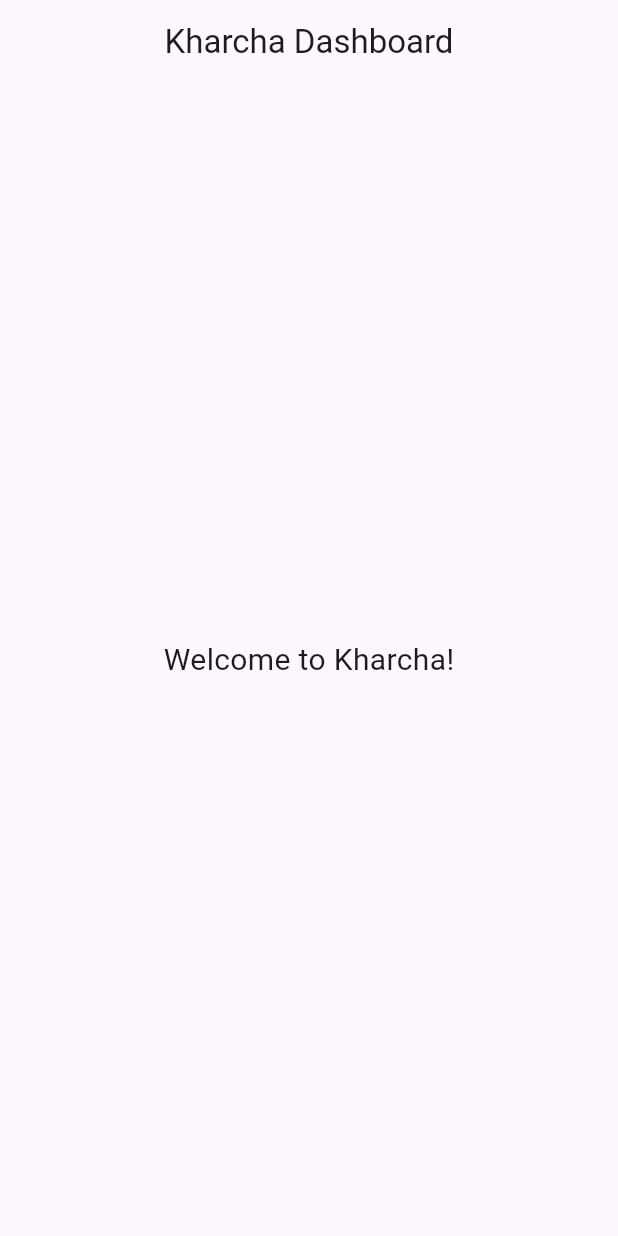
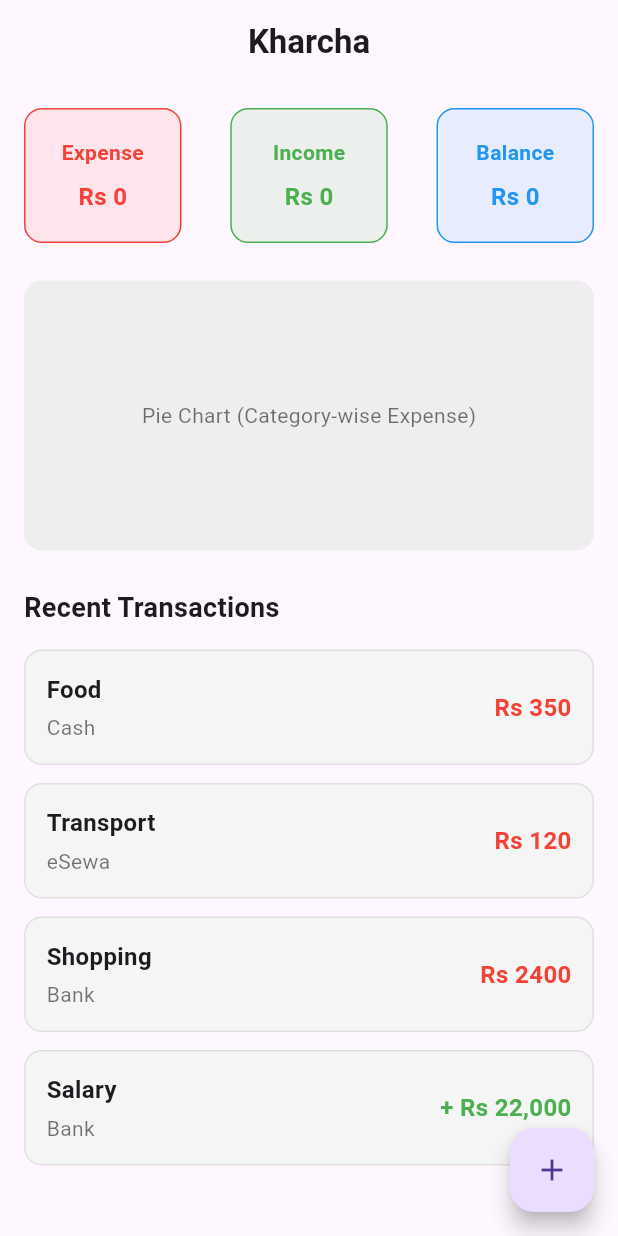
Before and after one commit to suwam/Kharcha, a Flutter app: the screen it shows after launch, on a phone screen of 412 x 824 dp. Run offline on Flutter 3.47's test engine with Material 3 defaults, Android fonts, the phone set to English and light mode, and no system bars.

Commit message:
change in dashboard and transaction

```diff
--- a/lib/views/dashboard/dashboard_page.dart
+++ b/lib/views/dashboard/dashboard_page.dart
@@ -1,4 +1,7 @@
 import 'package:flutter/material.dart';
+
+// CORRECT IMPORT (go up 2 folders → into transactions/)
+import '../transactions/add_transaction.dart';
 
 class DashboardPage extends StatelessWidget {
   const DashboardPage({super.key});
@@ -7,15 +10,145 @@ class DashboardPage extends StatelessWidget {
   Widget build(BuildContext context) {
     return Scaffold(
       appBar: AppBar(
-        title: const Text("Kharcha Dashboard"),
+        title: const Text(
+          "Kharcha",
+          style: TextStyle(fontWeight: FontWeight.bold),
+        ),
         centerTitle: true,
       ),
 
-      body: const Center(
-        child: Text(
-          "Welcome to Kharcha!",
-          style: TextStyle(fontSize: 20),
+      // Main Body
+      body: SingleChildScrollView(
+        padding: const EdgeInsets.all(16),
+        child: Column(
+          crossAxisAlignment: CrossAxisAlignment.start,
+          children: [
+
+            // SUMMARY CARDS
+            Row(
+              mainAxisAlignment: MainAxisAlignment.spaceBetween,
+              children: [
+                _buildSummaryCard("Expense", "Rs 0", Colors.red),
+                _buildSummaryCard("Income", "Rs 0", Colors.green),
+                _buildSummaryCard("Balance", "Rs 0", Colors.blue),
+              ],
+            ),
+
+            const SizedBox(height: 25),
+
+            // PIE CHART PLACEHOLDER
+            Container(
+              height: 180,
+              width: double.infinity,
+              decoration: BoxDecoration(
+                color: Colors.grey.shade200,
+                borderRadius: BorderRadius.circular(12),
+              ),
+              child: const Center(
+                child: Text(
+                  "Pie Chart (Category-wise Expense)",
+                  style: TextStyle(fontSize: 14, color: Colors.black54),
+                ),
+              ),
+            ),
+
+            const SizedBox(height: 25),
+
+            const Text(
+              "Recent Transactions",
+              style: TextStyle(fontSize: 18, fontWeight: FontWeight.bold),
+            ),
+
+            const SizedBox(height: 15),
+
+            // RECENT TRANSACTION (STATIC FOR NOW)
+            _buildTransactionTile("Food", "Rs 350", "Cash"),
+            _buildTransactionTile("Transport", "Rs 120", "eSewa"),
+            _buildTransactionTile("Shopping", "Rs 2400", "Bank"),
+            _buildTransactionTile("Salary", "+ Rs 22,000", "Bank"),
+
+            const SizedBox(height: 80),
+          ],
         ),
+      ),
+
+      // Floating Add Button
+      floatingActionButton: FloatingActionButton(
+        onPressed: () {
+          Navigator.push(
+            context,
+            MaterialPageRoute(builder: (context) => const AddTransactionPage()),
+          );
+        },
+        child: const Icon(Icons.add),
+      ),
+    );
+  }
+
+  // ---------------------------------------------------
+  // Summary Card Widget
+  // ---------------------------------------------------
+  Widget _buildSummaryCard(String title, String amount, Color color) {
+    return Container(
+      height: 90,
+      width: 105,
+      padding: const EdgeInsets.all(10),
+      decoration: BoxDecoration(
+        color: color.withOpacity(0.1),
+        borderRadius: BorderRadius.circular(12),
+        border: Border.all(color: color),
+      ),
+      child: Column(
+        mainAxisAlignment: MainAxisAlignment.center,
+        children: [
+          Text(title,
+              style: TextStyle(fontSize: 14, fontWeight: FontWeight.bold, color: color)),
+          const SizedBox(height: 8),
+          Text(amount,
+              style: TextStyle(fontSize: 16, fontWeight: FontWeight.bold, color: color)),
+        ],
+      ),
+    );
+  }
+
+  // ---------------------------------------------------
+  // Recent Transaction Tile
+  // ---------------------------------------------------
+  Widget _buildTransactionTile(String category, String amount, String wallet) {
+    final bool isIncome = amount.contains("+");
+
+    return Container(
+      margin: const EdgeInsets.only(bottom: 12),
+      padding: const EdgeInsets.all(14),
+      decoration: BoxDecoration(
+        color: Colors.grey.shade100,
+        borderRadius: BorderRadius.circular(12),
+        border: Border.all(color: Colors.grey.shade300),
+      ),
+      child: Row(
+        mainAxisAlignment: MainAxisAlignment.spaceBetween,
+        children: [
+          // Category + Wallet
+          Column(
+            crossAxisAlignment: CrossAxisAlignment.start,
+            children: [
+              Text(category,
+                  style: const TextStyle(fontSize: 16, fontWeight: FontWeight.bold)),
+              const SizedBox(height: 4),
+              Text(wallet, style: const TextStyle(color: Colors.black54)),
+            ],
+          ),
+
+          // Amount (Green for income, Red for expense)
+          Text(
+            amount,
+            style: TextStyle(
+              fontSize: 16,
+              fontWeight: FontWeight.bold,
+              color: isIncome ? Colors.green : Colors.red,
+            ),
+          ),
+        ],
       ),
     );
   }
```
Also changed, not shown: lib/views/transactions/add_transaction.dart (+133 -0 lines).
